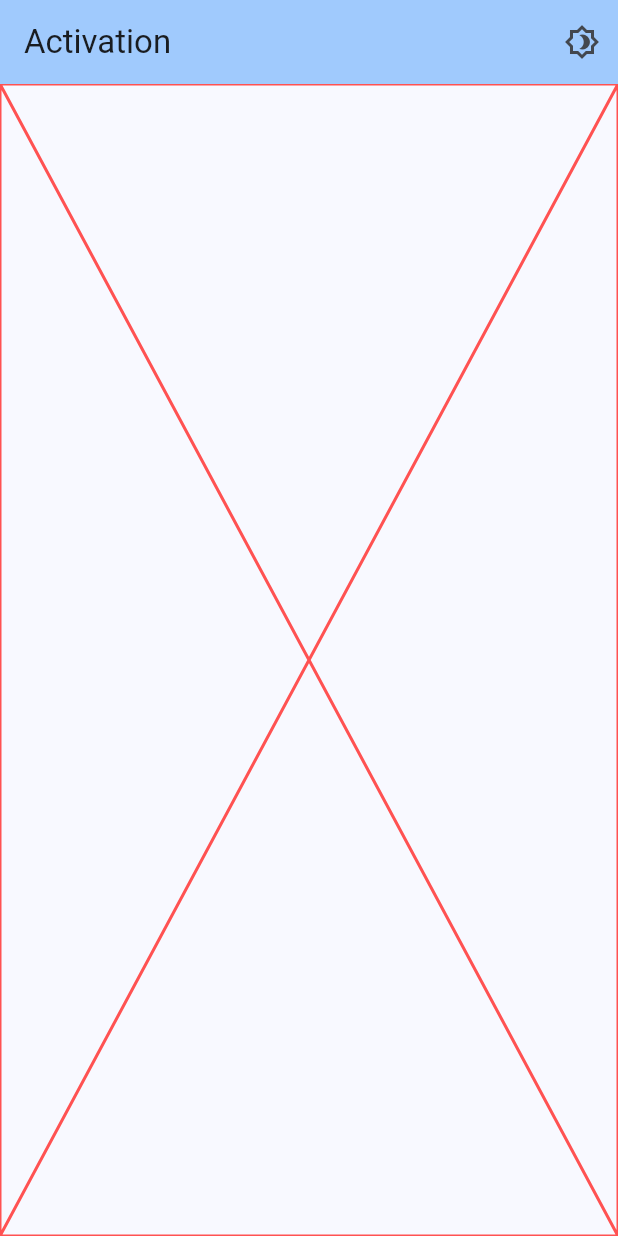
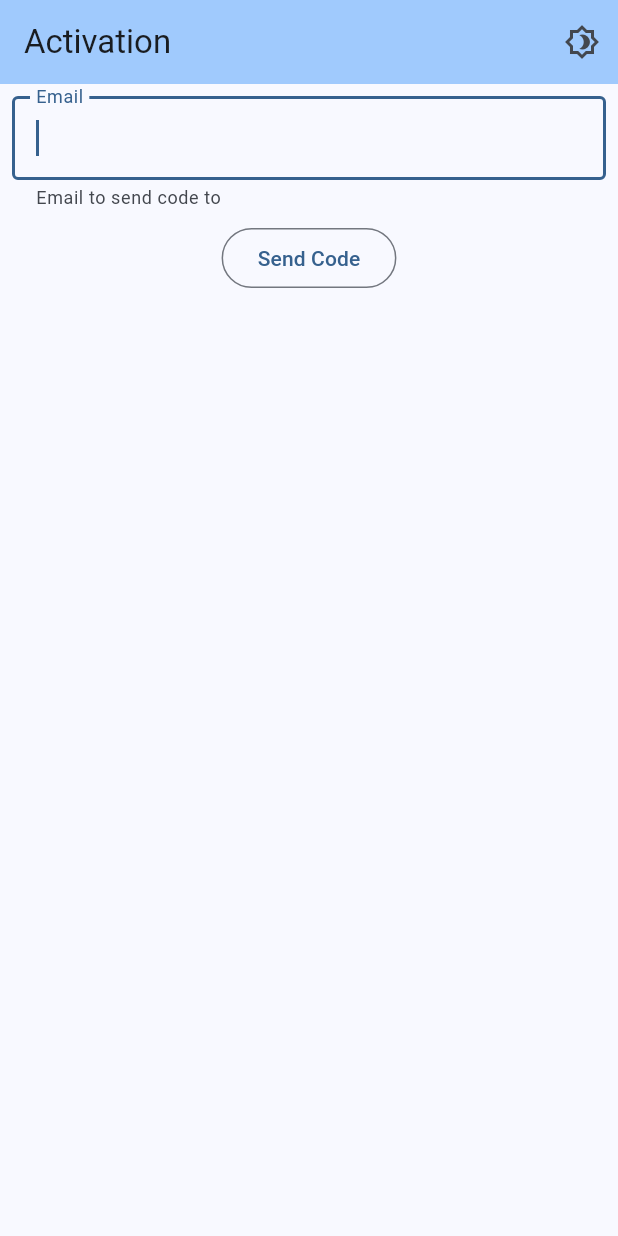
Before and after one commit to vheneraliuk/virtru-flutter-demo, a Flutter app: the screen it shows after launch, on a phone screen of 412 x 824 dp. Run offline on Flutter 3.47's test engine with Material 2 defaults, Android fonts, the light colour scheme and no system bars; our stand-ins replace bloc, dio, equatable, flutter_bloc, pretty_dio_logger, retrofit and 1 more; generated files the repository leaves out were written again.

Commit message:
added virtru activation

```diff
--- /dev/null
+++ b/lib/api/accounts_api.dart
@@ -0,0 +1,158 @@
+import 'dart:io';
+
+import 'package:dio/dio.dart' hide Headers;
+import 'package:json_annotation/json_annotation.dart';
+import 'package:retrofit/retrofit.dart';
+
+part 'accounts_api.g.dart';
+
+@RestApi(baseUrl: "https://api.virtru.com/accounts")
+abstract class AccountsClient {
+  factory AccountsClient(Dio dio, {String baseUrl}) = _AccountsClient;
+
+  @POST("/api/register")
+  Future<AppIdBundle> register(@Body() RegisterRequest request);
+
+  @POST("/api/code-login")
+  @Headers({
+    'Origin': 'https://sdk.virtru.com',
+  })
+  Future<SessionId> requestCode(@Body() CodeRequest request);
+
+  @POST("/api/code-activation")
+  @Headers({
+    'Origin': 'https://sdk.virtru.com',
+  })
+  Future<AppIdBundle> sendCode(@Body() SendCodeRequest request);
+
+  @POST("/api/email-login")
+  Future<void> emailLogin(@Body() EmailLoginRequest request);
+}
+
+@JsonSerializable()
+class RegisterRequest {
+  final String userId;
+  final String platform;
+  final String activationMethod;
+
+  RegisterRequest({
+    required this.userId,
+    required this.platform,
+    required this.activationMethod,
+  });
+
+  RegisterRequest.forUser({required String userId})
+      : this(
+          userId: userId,
+          platform: getPlatform(),
+          activationMethod: "federated",
+        );
+
+  factory RegisterRequest.fromJson(Map<String, dynamic> json) =>
+      _$RegisterRequestFromJson(json);
+
+  Map<String, dynamic> toJson() => _$RegisterRequestToJson(this);
+}
+
+@JsonSerializable()
+class CodeRequest {
+  final String userId;
+
+  CodeRequest({
+    required this.userId,
+  });
+
+  CodeRequest.forUser({required String userId})
+      : this(
+          userId: userId,
+        );
+
+  factory CodeRequest.fromJson(Map<String, dynamic> json) =>
+      _$CodeRequestFromJson(json);
+
+  Map<String, dynamic> toJson() => _$CodeRequestToJson(this);
+}
+
+@JsonSerializable()
+class SendCodeRequest {
+  final String userId;
+  final String code;
+  final String sessionId;
+
+  SendCodeRequest({
+    required this.userId,
+    required this.code,
+    required this.sessionId,
+  });
+
+  factory SendCodeRequest.fromJson(Map<String, dynamic> json) =>
+      _$SendCodeRequestFromJson(json);
+
+  Map<String, dynamic> toJson() => _$SendCodeRequestToJson(this);
+}
+
+@JsonSerializable()
+class SessionId {
+  final String sessionId;
+
+  SessionId({
+    required this.sessionId,
+  });
+
+  factory SessionId.fromJson(Map<String, dynamic> json) =>
+      _$SessionIdFromJson(json);
+
+  Map<String, dynamic> toJson() => _$SessionIdToJson(this);
+}
+
+@JsonSerializable()
+class EmailLoginRequest {
+  final String emailAddress;
+  final bool stayLoggedIn;
+
+  EmailLoginRequest({
+    required this.emailAddress,
+    required this.stayLoggedIn,
+  });
+
+  EmailLoginRequest.forUser({required String emailAddress})
+      : this(
+          emailAddress: emailAddress,
+          stayLoggedIn: true,
+        );
+
+  factory EmailLoginRequest.fromJson(Map<String, dynamic> json) =>
+      _$EmailLoginRequestFromJson(json);
+
+  Map<String, dynamic> toJson() => _$EmailLoginRequestToJson(this);
+}
+
+@JsonSerializable()
+class AppIdBundle {
+  String userId;
+  String appId;
+  String state;
+  String platform;
+
+  AppIdBundle({
+    required this.userId,
+    required this.appId,
+    required this.state,
+    required this.platform,
+  });
+
+  factory AppIdBundle.fromJson(Map<String, dynamic> json) =>
+      _$AppIdBundleFromJson(json);
+
+  Map<String, dynamic> toJson() => _$AppIdBundleToJson(this);
+}
+
+String getPlatform() {
+  if (Platform.isAndroid) {
+    return "android";
+  } else if (Platform.isIOS) {
+    return "iphone";
+  } else {
+    return "browser_extension_chrome";
+  }
+}
--- a/lib/bloc/auth_cubit.dart
+++ b/lib/bloc/auth_cubit.dart
@@ -11,10 +11,10 @@ class AuthCubit extends Cubit<AuthState> {
   final UserRepository userRepo;
 
   AuthCubit({required this.userRepo}) : super(const AuthState.unknown()) {
-    _readCurrentState();
+    reloadCurrentState();
   }
 
-  void _readCurrentState() async {
+  void reloadCurrentState() async {
     var currentUser = await userRepo.getUser();
     if (currentUser == null) {
       emit(const AuthState.unauthenticated());
--- /dev/null
+++ b/lib/bloc/login_cubit.dart
@@ -0,0 +1,47 @@
+import 'package:bloc/bloc.dart';
+import 'package:dio/dio.dart';
+import 'package:equatable/equatable.dart';
+import 'package:meta/meta.dart';
+import 'package:pretty_dio_logger/pretty_dio_logger.dart';
+import 'package:virtru_demo_flutter/model/user.dart';
+import 'package:virtru_demo_flutter/repo/user_repository.dart';
+
+import '../api/accounts_api.dart';
+
+part 'login_state.dart';
+
+class LoginCubit extends Cubit<LoginState> {
+  final UserRepository userRepo;
+  final _accountClient = AccountsClient(Dio()
+    ..interceptors.add(PrettyDioLogger(
+      requestHeader: true,
+      requestBody: true,
+      responseHeader: true,
+      responseBody: true,
+    )));
+
+  LoginCubit({required this.userRepo}) : super(const LoginState.initial());
+
+  void sendCode(String email) async {
+    var sessionId =
+        await _accountClient.requestCode(CodeRequest.forUser(userId: email));
+    emit(LoginState.codePending(email, sessionId.sessionId));
+  }
+
+  void activate(String code) async {
+    var currentState = state;
+    if (currentState.status != LoginStatus.pendingCode) return;
+    var appIdBundle = await _accountClient.sendCode(SendCodeRequest(
+        userId: currentState.userId!,
+        sessionId: currentState.sessionId!,
+        code: code));
+    userRepo
+        .saveUser(User(userId: appIdBundle.userId, appId: appIdBundle.appId));
+    emit(LoginState.authenticated(appIdBundle));
+  }
+
+  void emailLogin() async {
+    _accountClient.emailLogin(EmailLoginRequest.forUser(
+        emailAddress: 'vladyslav.heneraliuk@gmail.com'));
+  }
+}
--- /dev/null
+++ b/lib/bloc/login_state.dart
@@ -0,0 +1,36 @@
+part of 'login_cubit.dart';
+
+@immutable
+class LoginState extends Equatable {
+  final LoginStatus status;
+  final AppIdBundle? appIdBundle;
+  final String? userId;
+  final String? sessionId;
+
+  const LoginState._({
+    this.status = LoginStatus.initial,
+    this.appIdBundle,
+    this.userId,
+    this.sessionId,
+  });
+
+  const LoginState.initial() : this._();
+
+  const LoginState.codePending(String userId, String sessionId)
+      : this._(
+          status: LoginStatus.pendingCode,
+          userId: userId,
+          sessionId: sessionId,
+        );
+
+  const LoginState.authenticated(AppIdBundle appIdBundle)
+      : this._(
+          status: LoginStatus.authenticated,
+          appIdBundle: appIdBundle,
+        );
+
+  @override
+  List<Object?> get props => [status, appIdBundle, sessionId];
+}
+
+enum LoginStatus { initial, pendingCode, authenticated }
--- a/lib/ui/login_page.dart
+++ b/lib/ui/login_page.dart
@@ -1,12 +1,155 @@
 import 'package:flutter/material.dart';
+import 'package:flutter/services.dart';
+import 'package:flutter_bloc/flutter_bloc.dart';
+import 'package:virtru_demo_flutter/bloc/auth_cubit.dart';
+import 'package:virtru_demo_flutter/bloc/login_cubit.dart';
 
 class LoginPage extends StatelessWidget {
   const LoginPage({super.key});
 
   @override
   Widget build(BuildContext context) {
-    return const Placeholder(
-      color: Colors.redAccent,
+    return BlocProvider(
+      create: (context) => LoginCubit(userRepo: RepositoryProvider.of(context)),
+      child: BlocConsumer<LoginCubit, LoginState>(
+        listener: (context, state) {
+          if (state.status == LoginStatus.authenticated) {
+            BlocProvider.of<AuthCubit>(context).reloadCurrentState();
+          }
+        },
+        builder: (context, state) {
+          if (state.status == LoginStatus.initial) {
+            return const EmailForm();
+          } else {
+            return const CodeForm();
+          }
+        },
+      ),
     );
   }
 }
+
+class EmailForm extends StatefulWidget {
+  const EmailForm({super.key});
+
+  @override
+  State<EmailForm> createState() => _EmailFormState();
+}
+
+class _EmailFormState extends State<EmailForm> {
+  final _emailFormKey = GlobalKey<FormState>();
+  final emailTextController = TextEditingController();
+
+  @override
+  void dispose() {
+    emailTextController.dispose();
+    super.dispose();
+  }
+
+  @override
+  Widget build(BuildContext context) {
+    return Form(
+      key: _emailFormKey,
+      child: Column(
+        children: [
+          Padding(
+            padding: const EdgeInsets.all(8.0),
+            child: TextFormField(
+              controller: emailTextController,
+              autofocus: true,
+              validator: (value) {
+                if (value == null || value.isEmpty) {
+                  return 'Please enter email';
+                } else if (!RegExp(
+                        r"^[a-zA-Z0-9.a-zA-Z0-9.!#$%&'*+-/=?^_`{|}~]+@[a-zA-Z0-9]+\.[a-zA-Z]+")
+                    .hasMatch(value)) {
+                  return 'Please enter valid email';
+                }
+                return null;
+              },
+              decoration: const InputDecoration(
+                helperText: 'Email to send code to',
+                labelText: 'Email',
+                // prefix: Text('V-'),
+                border: OutlineInputBorder(),
+              ),
+            ),
+          ),
+          OutlinedButton(
+              onPressed: () => {
+                    if (_emailFormKey.currentState!.validate())
+                      {
+                        BlocProvider.of<LoginCubit>(context)
+                            .sendCode(emailTextController.text)
+                      }
+                  },
+              child: const Text("Send Code")),
+        ],
+      ),
+    );
+  }
+}
+
+class CodeForm extends StatefulWidget {
+  const CodeForm({super.key});
+
+  @override
+  State<CodeForm> createState() => _CodeFormState();
+}
+
+class _CodeFormState extends State<CodeForm> {
+  final _codeFormKey = GlobalKey<FormState>();
+  final codeTextController = TextEditingController();
+
+  @override
+  void dispose() {
+    codeTextController.dispose();
+    super.dispose();
+  }
+
+  @override
+  Widget build(BuildContext context) {
+    return Form(
+      key: _codeFormKey,
+      child: Column(
+        children: [
+          Padding(
+            padding: const EdgeInsets.all(8.0),
+            child: TextFormField(
+              maxLength: 7,
+              inputFormatters: <TextInputFormatter>[
+                FilteringTextInputFormatter.digitsOnly
+              ],
+              keyboardType: TextInputType.number,
+              controller: codeTextController,
+              autofocus: true,
+              validator: (value) {
+                if (value == null || value.isEmpty) {
+                  return 'Please enter code';
+                } else if (value.length != 7) {
+                  return 'Code should be 7 characters long';
+                }
+                return null;
+              },
+              decoration: const InputDecoration(
+                helperText: 'Code from email',
+                labelText: 'Code',
+                prefix: Text('V-'),
+                border: OutlineInputBorder(),
+              ),
+            ),
+          ),
+          OutlinedButton(
+              onPressed: () => {
+                    if (_codeFormKey.currentState!.validate())
+                      {
+                        BlocProvider.of<LoginCubit>(context)
+                            .activate(codeTextController.text)
+                      }
+                  },
+              child: const Text("Activate")),
+        ],
+      ),
+    );
+  }
+}
--- a/pubspec.yaml
+++ b/pubspec.yaml
@@ -38,6 +38,9 @@ dependencies:
   flutter_bloc: ^8.1.3
   equatable: ^2.0.5
   shared_preferences: ^2.1.2
+  retrofit: ^4.0.1
+  json_annotation: ^4.8.1
+  pretty_dio_logger: ^1.3.1
 
 dev_dependencies:
   flutter_test:
@@ -49,6 +52,9 @@ dev_dependencies:
   # package. See that file for information about deactivating specific lint
   # rules and activating additional ones.
   flutter_lints: ^2.0.0
+  retrofit_generator: ^7.0.7
+  build_runner: ^2.4.5
+  json_serializable: ^6.7.0
 
 # For information on the generic Dart part of this file, see the
 # following page: https://dart.dev/tools/pub/pubspec
```
Also changed, not shown: lib/api/accounts_api.g.dart (added), pubspec.lock.
